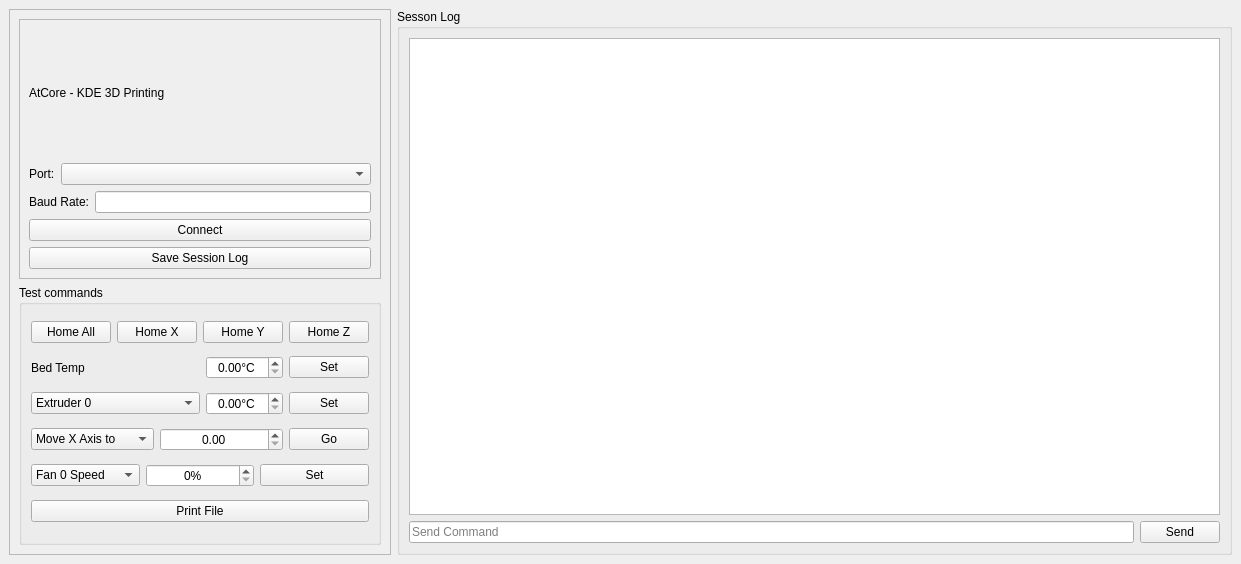
This is testclient/mainwindow.ui in KDE/atcore as Qt 5 draws it before an edit. The edited form follows.
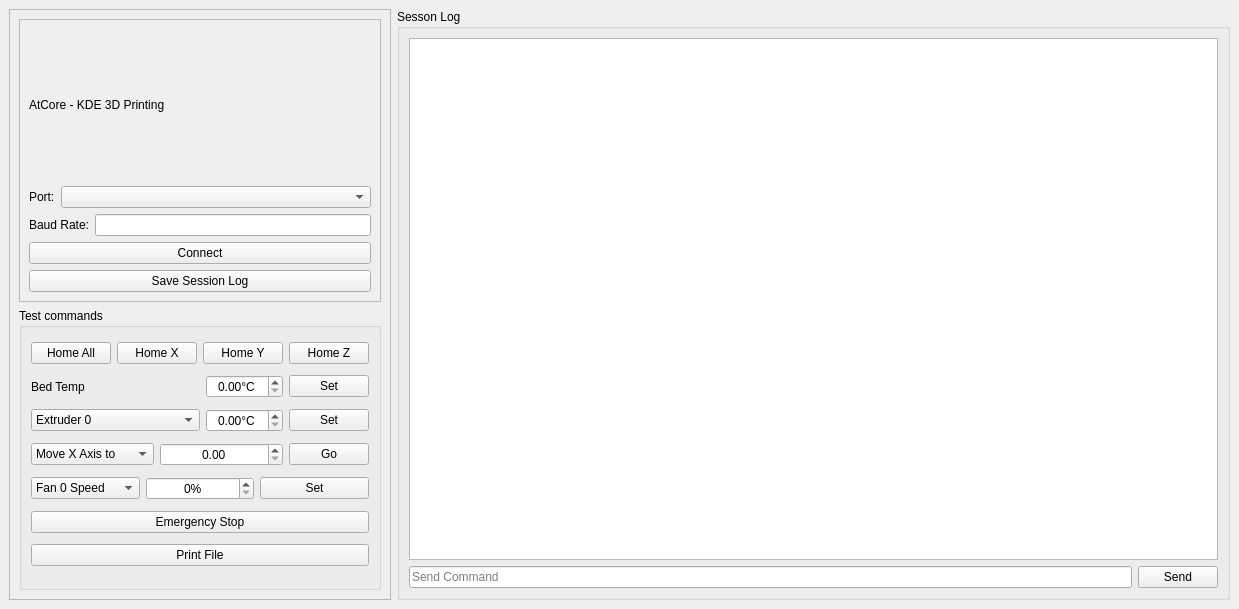
This is the edited form. Icons and pictures are not drawn.

Commit message: Add Emergency Stop Button to ui and connect it in mainwindow

Patch:
```diff
--- a/testclient/mainwindow.ui
+++ b/testclient/mainwindow.ui
@@ -6,8 +6,8 @@
    <rect>
     <x>0</x>
     <y>0</y>
-    <width>1241</width>
-    <height>564</height>
+    <width>1239</width>
+    <height>609</height>
    </rect>
   </property>
   <property name="windowTitle">
@@ -350,12 +350,29 @@
            </layout>
           </item>
           <item>
-           <widget class="QPushButton" name="printPB">
+           <widget class="QPushButton" name="stopPB">
+            <property name="sizePolicy">
+             <sizepolicy hsizetype="Preferred" vsizetype="Fixed">
+              <horstretch>0</horstretch>
+              <verstretch>0</verstretch>
+             </sizepolicy>
+            </property>
             <property name="text">
-             <string>Print File</string>
+             <string>Emergency Stop</string>
             </property>
            </widget>
           </item>
+          <item>
+           <layout class="QHBoxLayout" name="horizontalLayout_10">
+            <item>
+             <widget class="QPushButton" name="printPB">
+              <property name="text">
+               <string>Print File</string>
+              </property>
+             </widget>
+            </item>
+           </layout>
+          </item>
          </layout>
          <zorder></zorder>
          <zorder></zorder>
```
Left out of the diff: 6 changed lines with no effect on the pictures. The commit also changes 1 other file.
